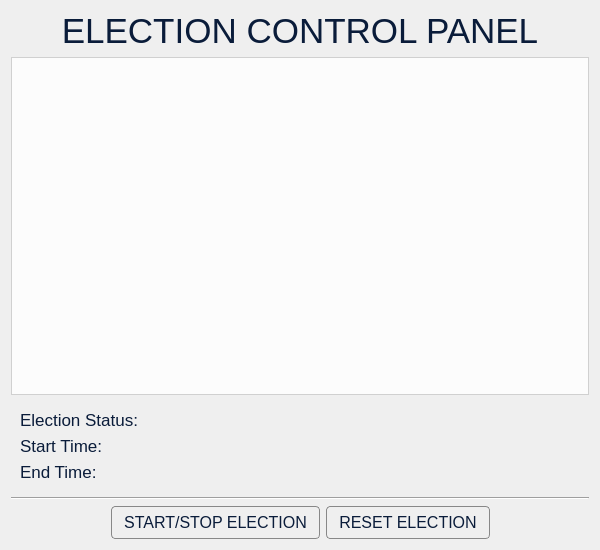
Before: the Qt Designer form VVM/electioncontrol.ui in GuisadongManok/PolliTech-VVM, drawn with Qt 5.
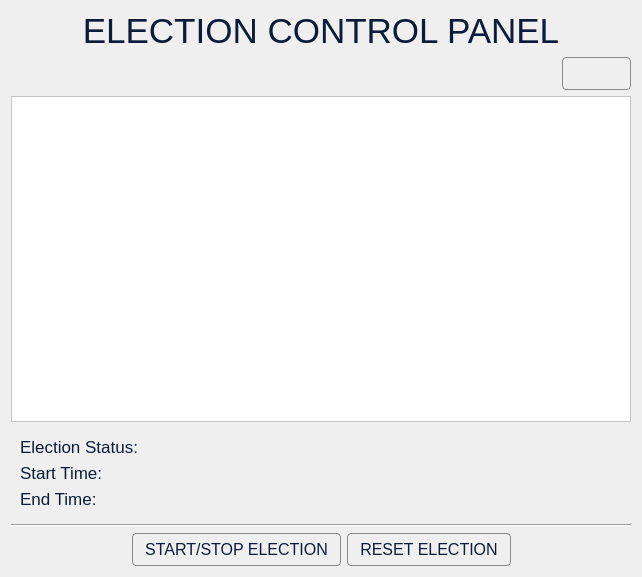
After: the same form once the commit is applied. Icons and pictures are not drawn.

Commit message: fixed election control

Diff of the .ui file:
```diff
--- a/VVM/electioncontrol.ui
+++ b/VVM/electioncontrol.ui
@@ -6,16 +6,10 @@
    <rect>
     <x>0</x>
     <y>0</y>
-    <width>600</width>
-    <height>550</height>
+    <width>642</width>
+    <height>577</height>
    </rect>
   </property>
-  <property name="minimumSize">
-   <size>
-    <width>600</width>
-    <height>413</height>
-   </size>
-  </property>
   <property name="windowTitle">
    <string>PolliTech</string>
   </property>
@@ -33,8 +27,8 @@
     );
 }</string>
   </property>
-  <layout class="QVBoxLayout" name="verticalLayout_3">
-   <item>
+  <layout class="QGridLayout" name="gridLayout_2">
+   <item row="0" column="0">
     <widget class="QLabel" name="label">
      <property name="sizePolicy">
       <sizepolicy hsizetype="Preferred" vsizetype="Fixed">
@@ -61,16 +55,75 @@
      </property>
     </widget>
    </item>
-   <item>
-    <widget class="QListWidget" name="listWidget">
-     <property name="styleSheet">
-      <string notr="true">QListWidget {
-	background-color: rgba(255,255,255,200);
+   <item row="1" column="0">
+    <layout class="QVBoxLayout" name="verticalLayout_3">
+     <item>
+      <layout class="QHBoxLayout" name="horizontalLayout_2">
+       <item>
+        <spacer name="horizontalSpacer_3">
+         <property name="orientation">
+          <enum>Qt::Orientation::Horizontal</enum>
+         </property>
+         <property name="sizeHint" stdset="0">
+          <size>
+           <width>40</width>
+           <height>20</height>
+          </size>
+         </property>
+        </spacer>
+       </item>
+       <item>
+        <widget class="QPushButton" name="pushButton_refresh">
+         <property name="styleSheet">
+          <string notr="true">QPushButton {
+    font: 600 9pt &quot;Segoe UI&quot;;
+    font-size: 16px;
+    color: #0A1C3A;
+    background: qlineargradient(x1:0, y1:0, x2:0, y2:1,
+                                stop:0 #ffffff, stop:1 #dcdcdc);
+    border: 1px solid #888;
+    border-radius: 4px;
+    padding: 6px 12px;
+    outline: none;
+}
+
+QPushButton:hover {
+    background: qlineargradient(x1:0, y1:0, x2:0, y2:1,
+                                stop:0 #f0f0f0, stop:1 #c8c8c8);
+    border: 1px solid #555;
+}
+
+QPushButton:pressed {
+    background: qlineargradient(x1:0, y1:0, x2:0, y2:1,
+                                stop:0 #c8c8c8, stop:1 #a0a0a0);
+    padding-top: 7px;
+    padding-left: 13px;
+}
+</string>
+         </property>
+         <property name="text">
+          <string/>
+         </property>
+         <property name="icon">
+          <iconset resource="../VVM.qrc">
+           <normaloff>:/icons/buttons/icons/refresh-page-option.png</normaloff>:/icons/buttons/icons/refresh-page-option.png</iconset>
+         </property>
+        </widget>
+       </item>
+      </layout>
+     </item>
+     <item>
+      <widget class="QTableWidget" name="statusTableWidget">
+       <property name="styleSheet">
+        <string notr="true">QTableWidget {
+	background-color: white;
 }</string>
-     </property>
-    </widget>
+       </property>
+      </widget>
+     </item>
+    </layout>
    </item>
-   <item>
+   <item row="2" column="0">
     <widget class="QFrame" name="frame">
      <property name="maximumSize">
       <size>
@@ -164,7 +217,7 @@
      </layout>
     </widget>
    </item>
-   <item>
+   <item row="3" column="0">
     <layout class="QVBoxLayout" name="verticalLayout_2">
      <item>
       <widget class="Line" name="line_2">
@@ -237,8 +290,8 @@
          </property>
         </widget>
        </item>
-       <item>
-        <widget class="QPushButton" name="start_election_button_2">
+       <item alignment="Qt::AlignmentFlag::AlignHCenter">
+        <widget class="QPushButton" name="resetElection_button">
          <property name="cursor">
           <cursorShape>PointingHandCursor</cursorShape>
          </property>
```
Left out of the diff: 12 changed lines with no effect on the pictures. The commit also changes 13 other files.
